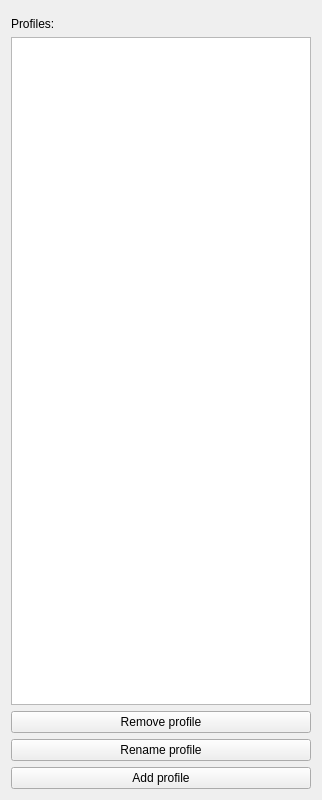
bpozdena/OneDriveGUI, file src/ui/profile_settings_window.ui: the form before one commit.
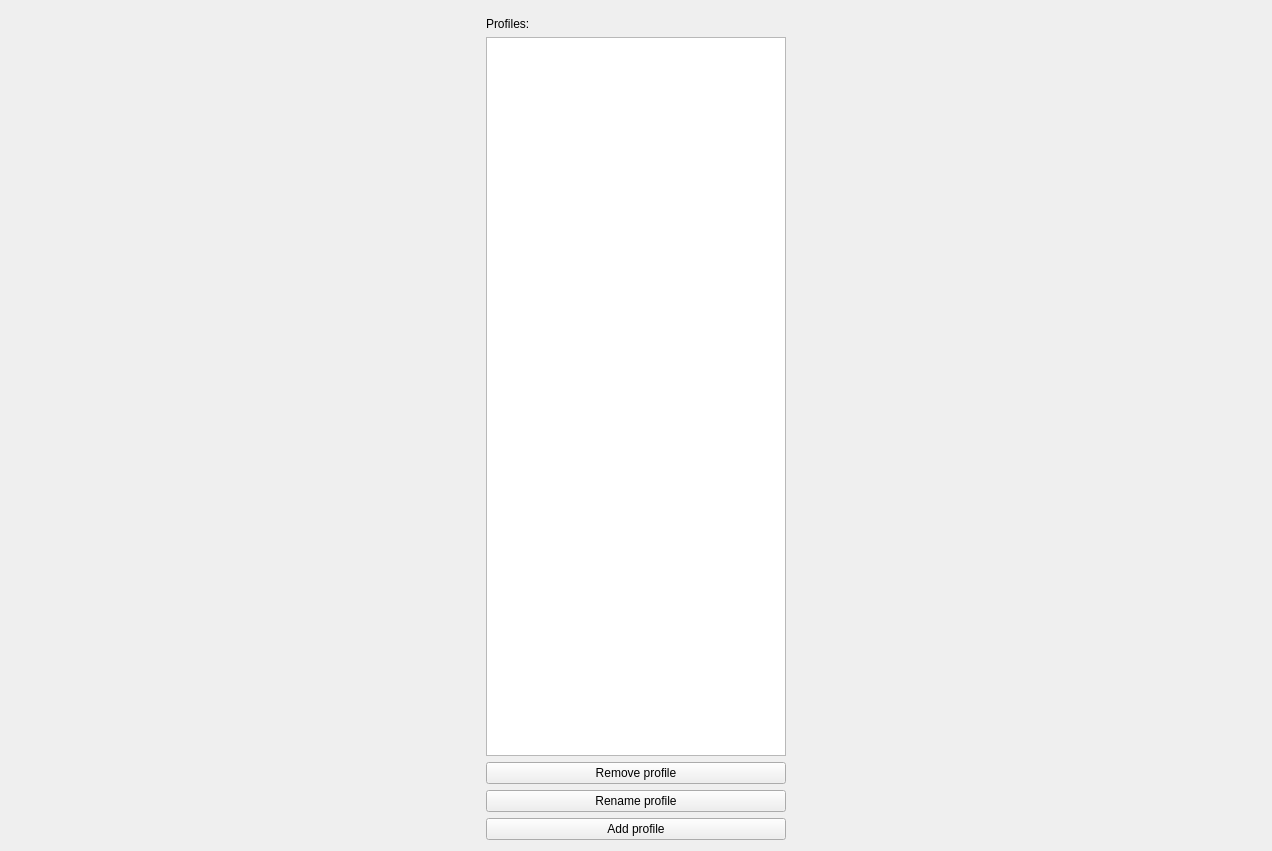
The form after the commit.

Diff of the .ui file:
```diff
--- a/src/ui/profile_settings_window.ui
+++ b/src/ui/profile_settings_window.ui
@@ -6,8 +6,8 @@
    <rect>
     <x>0</x>
     <y>0</y>
-    <width>322</width>
-    <height>800</height>
+    <width>1272</width>
+    <height>851</height>
    </rect>
   </property>
   <property name="windowTitle">
```
